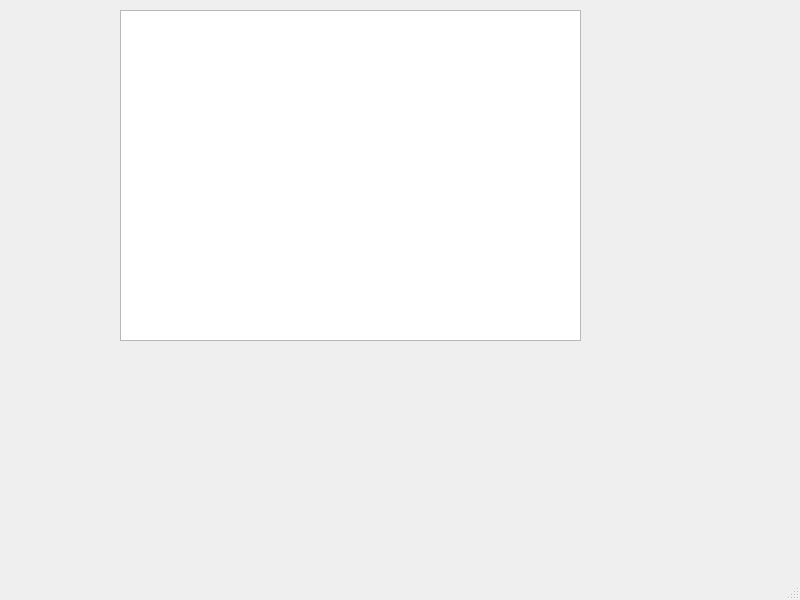
First picture: the form in s_e_r_v_e_r/mainwindow.ui, repository rebrudiy/qt_laba, before the edit.
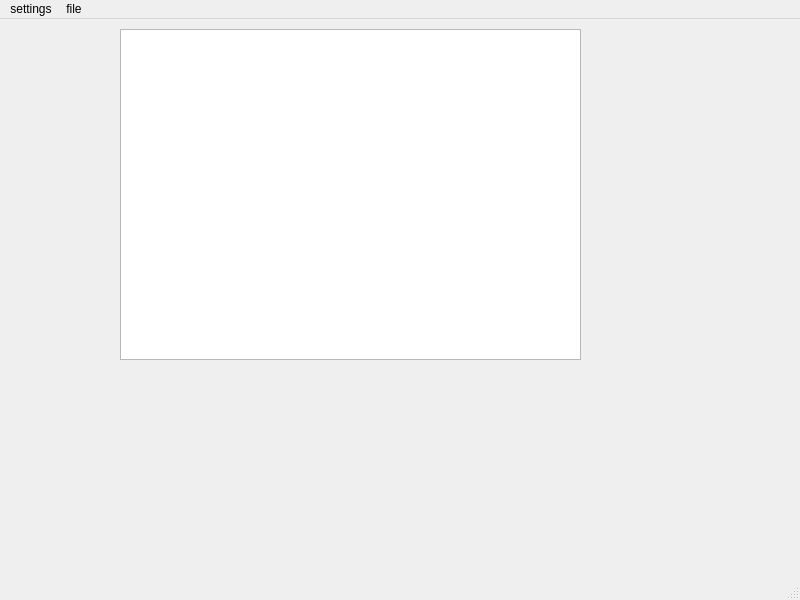
Second picture: the form after the edit.

Diff of the .ui file:
```diff
--- a/s_e_r_v_e_r/mainwindow.ui
+++ b/s_e_r_v_e_r/mainwindow.ui
@@ -34,6 +34,24 @@
      <height>22</height>
     </rect>
    </property>
+   <widget class="QMenu" name="menusettings">
+    <property name="title">
+     <string>settings</string>
+    </property>
+    <addaction name="actionchange_key"/>
+    <addaction name="actionchange_ip_port"/>
+   </widget>
+   <widget class="QMenu" name="menufile">
+    <property name="title">
+     <string>file</string>
+    </property>
+    <addaction name="actionexit"/>
+    <addaction name="actionon"/>
+    <addaction name="actionoff"/>
+    <addaction name="actionsava"/>
+   </widget>
+   <addaction name="menusettings"/>
+   <addaction name="menufile"/>
   </widget>
   <widget class="QStatusBar" name="statusbar"/>
  </widget>
```
Left out of the diff: 30 changed lines with no effect on the pictures.
